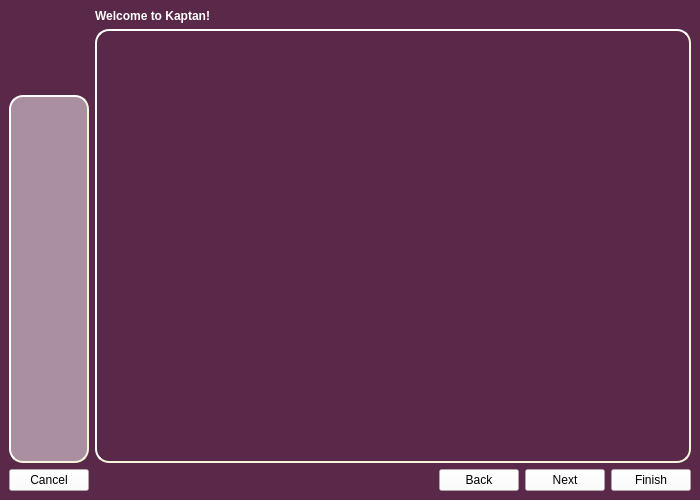
pars-linux/uludag, file kde4/kaptan4/src/gui/kaptanMain.ui: the form before one commit.
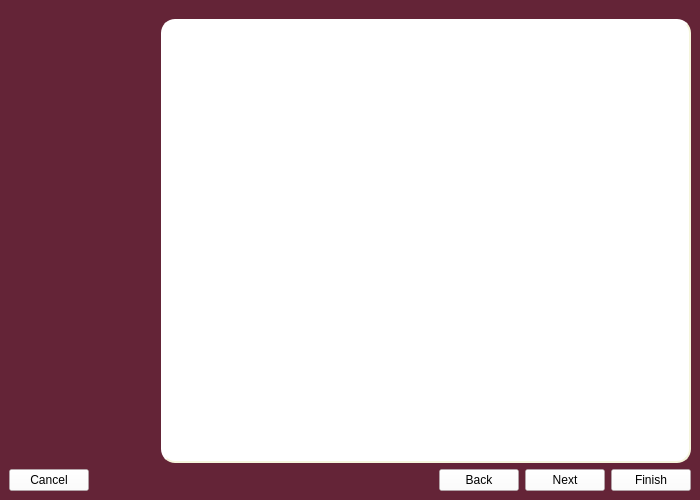
The form after the commit. Icons and pictures are not drawn.

Commit message: new layout for kaptan! \m/

Patch:
```diff
--- a/kde4/kaptan4/src/gui/kaptanMain.ui
+++ b/kde4/kaptan4/src/gui/kaptanMain.ui
@@ -23,8 +23,8 @@
 	
        background-image:url(':/raw/pics/bg.svg');
        background-repeat: no-repeat;
-       background-position: center top;
-       background-color: #5A2848;
+       background-position: left top;
+       background-color: #642437;
        alternate-background-color: gray;
        selection-background-color: gray;
 
@@ -38,12 +38,6 @@
      border-color: beige;
 
 }
-QLabel#labelMenu{
-     border-style: outset;
-     border-width: 2px;
-     border-radius: 14px;
-     border-color: beige;
-}
 </string>
   </property>
   <layout class="QGridLayout" name="gridLayout_3">
@@ -66,8 +60,7 @@
            <bool>false</bool>
           </property>
           <property name="styleSheet">
-           <string notr="true">background-color: rgba(255, 255, 255, 122);
-color: white</string>
+           <string notr="true"/>
           </property>
           <property name="text">
            <string/>
@@ -75,18 +68,8 @@
           <property name="alignment">
            <set>Qt::AlignLeading|Qt::AlignLeft|Qt::AlignTop</set>
           </property>
-         </widget>
-        </item>
-        <item row="3" column="2">
-         <widget class="QLabel" name="label">
-          <property name="text">
-           <string/>
-          </property>
-          <property name="pixmap">
-           <pixmap resource="raw.qrc">:/raw/pics/kaptan-left.png</pixmap>
-          </property>
-          <property name="scaledContents">
-           <bool>false</bool>
+          <property name="indent">
+           <number>10</number>
           </property>
          </widget>
         </item>
@@ -122,7 +105,7 @@
           </property>
           <property name="sizeHint" stdset="0">
            <size>
-            <width>40</width>
+            <width>140</width>
             <height>20</height>
            </size>
           </property>
@@ -133,14 +116,20 @@
       <item row="0" column="1">
        <layout class="QVBoxLayout" name="verticalLayout_4">
         <item>
-         <widget class="QLabel" name="labelDesc">
-          <property name="styleSheet">
-           <string notr="true">color: white</string>
+         <spacer name="verticalSpacer">
+          <property name="orientation">
+           <enum>Qt::Vertical</enum>
           </property>
-          <property name="text">
-           <string>&lt;b&gt;Welcome to Kaptan!&lt;/b&gt;</string>
+          <property name="sizeType">
+           <enum>QSizePolicy::Fixed</enum>
           </property>
-         </widget>
+          <property name="sizeHint" stdset="0">
+           <size>
+            <width>20</width>
+            <height>10</height>
+           </size>
+          </property>
+         </spacer>
         </item>
         <item>
          <widget class="QStackedWidget" name="mainStack">
@@ -151,7 +140,7 @@
            </sizepolicy>
           </property>
           <property name="styleSheet">
-           <string notr="true"/>
+           <string notr="true">QStackedWidget#mainStack{background-color:white}</string>
           </property>
           <property name="currentIndex">
            <number>0</number>
```
Left out of the diff: 2 changed lines with no effect on the pictures. The commit also changes 5 other files.
